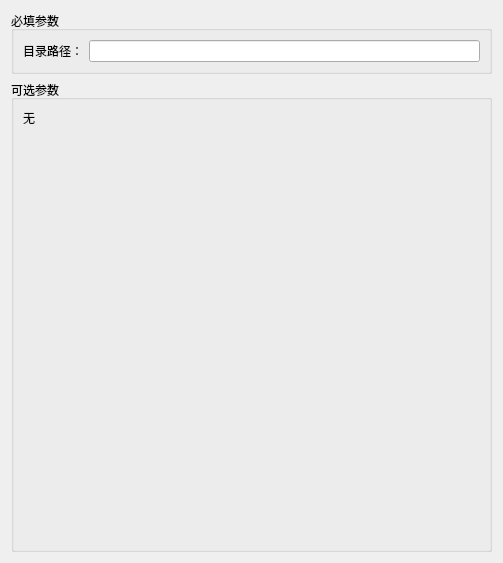
First picture: the form in src/EasyCmd/Commands/dir/DirCmdEditor.ui, repository doasyourself/EasyCmd, before the edit.
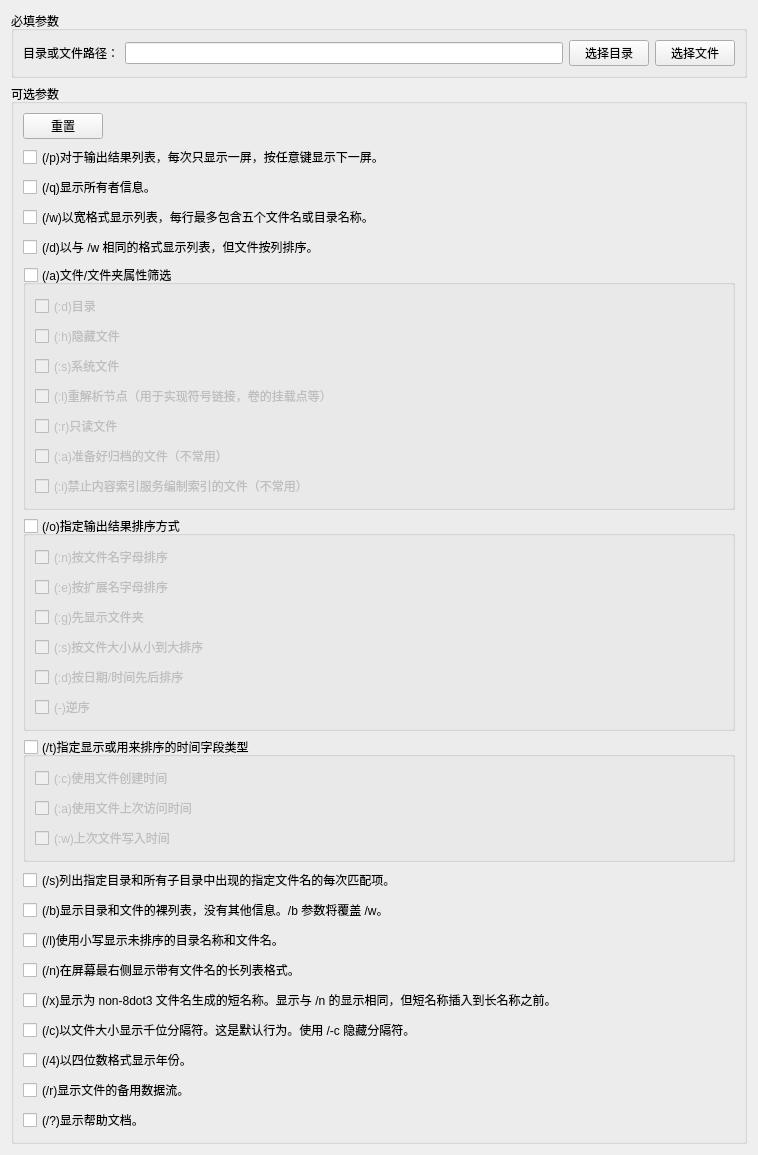
Second picture: the form after the edit.

Diff of the .ui file:
```diff
--- a/src/EasyCmd/Commands/dir/DirCmdEditor.ui
+++ b/src/EasyCmd/Commands/dir/DirCmdEditor.ui
@@ -6,8 +6,8 @@
    <rect>
     <x>0</x>
     <y>0</y>
-    <width>503</width>
-    <height>563</height>
+    <width>758</width>
+    <height>1137</height>
    </rect>
   </property>
   <property name="windowTitle">
@@ -25,14 +25,28 @@
         <item row="0" column="0">
          <widget class="QLabel" name="label">
           <property name="text">
-           <string>目录路径：</string>
+           <string>目录或文件路径：</string>
           </property>
          </widget>
         </item>
         <item row="0" column="1">
          <layout class="QHBoxLayout" name="horizontalLayout">
           <item>
-           <widget class="QLineEdit" name="lineEdit_arg_dirpath"/>
+           <widget class="QLineEdit" name="lineEdit_arg_dirOrFilepath"/>
+          </item>
+          <item>
+           <widget class="QPushButton" name="btn_chooseDirpath">
+            <property name="text">
+             <string>选择目录</string>
+            </property>
+           </widget>
+          </item>
+          <item>
+           <widget class="QPushButton" name="btn_chooseFilepath">
+            <property name="text">
+             <string>选择文件</string>
+            </property>
+           </widget>
           </item>
          </layout>
         </item>
@@ -47,12 +61,415 @@
       <string>可选参数</string>
      </property>
      <layout class="QVBoxLayout" name="verticalLayout_3">
+      <item>
+       <layout class="QHBoxLayout" name="horizontalLayout_10">
+        <property name="topMargin">
+         <number>0</number>
+        </property>
+        <item>
+         <widget class="QPushButton" name="btn_resetOptions">
+          <property name="text">
+           <string>重置</string>
+          </property>
+         </widget>
+        </item>
+        <item>
+         <spacer name="horizontalSpacer_2">
+          <property name="orientation">
+           <enum>Qt::Horizontal</enum>
+          </property>
+          <property name="sizeHint" stdset="0">
+           <size>
+            <width>40</width>
+            <height>20</height>
+           </size>
+          </property>
+         </spacer>
+        </item>
+       </layout>
+      </item>
       <item>
        <layout class="QGridLayout" name="gridLayout_2">
-        <item row="0" column="0">
-         <widget class="QLabel" name="label_2">
+        <property name="topMargin">
+         <number>0</number>
+        </property>
+        <item row="1" column="0">
+         <widget class="QCheckBox" name="chkbox_option_p">
           <property name="text">
-           <string>无</string>
+           <string>(/p)对于输出结果列表，每次只显示一屏，按任意键显示下一屏。</string>
+          </property>
+         </widget>
+        </item>
+       </layout>
+      </item>
+      <item>
+       <layout class="QHBoxLayout" name="horizontalLayout_2">
+        <property name="topMargin">
+         <number>0</number>
+        </property>
+        <item>
+         <widget class="QCheckBox" name="chkbox_option_q">
+          <property name="text">
+           <string>(/q)显示所有者信息。</string>
+          </property>
+         </widget>
+        </item>
+       </layout>
+      </item>
+      <item>
+       <layout class="QHBoxLayout" name="horizontalLayout_3">
+        <property name="topMargin">
+         <number>0</number>
+        </property>
+        <item>
+         <widget class="QCheckBox" name="chkbox_option_w">
+          <property name="text">
+           <string>(/w)以宽格式显示列表，每行最多包含五个文件名或目录名称。</string>
+          </property>
+         </widget>
+        </item>
+       </layout>
+      </item>
+      <item>
+       <layout class="QHBoxLayout" name="horizontalLayout_14">
+        <property name="topMargin">
+         <number>0</number>
+        </property>
+        <item>
+         <widget class="QCheckBox" name="chkbox_option_d">
+          <property name="text">
+           <string>(/d)以与 /w 相同的格式显示列表，但文件按列排序。</string>
+          </property>
+         </widget>
+        </item>
+       </layout>
+      </item>
+      <item>
+       <layout class="QHBoxLayout" name="horizontalLayout_15">
+        <property name="topMargin">
+         <number>0</number>
+        </property>
+        <item>
+         <widget class="QGroupBox" name="groupBox_option_a">
+          <property name="minimumSize">
+           <size>
+            <width>0</width>
+            <height>0</height>
+           </size>
+          </property>
+          <property name="title">
+           <string>(/a)文件/文件夹属性筛选</string>
+          </property>
+          <property name="flat">
+           <bool>true</bool>
+          </property>
+          <property name="checkable">
+           <bool>true</bool>
+          </property>
+          <property name="checked">
+           <bool>false</bool>
+          </property>
+          <layout class="QVBoxLayout" name="verticalLayout_4">
+           <item>
+            <widget class="QCheckBox" name="chkbox_option_a_d">
+             <property name="text">
+              <string>(:d)目录</string>
+             </property>
+            </widget>
+           </item>
+           <item>
+            <widget class="QCheckBox" name="chkbox_option_a_h">
+             <property name="text">
+              <string>(:h)隐藏文件</string>
+             </property>
+            </widget>
+           </item>
+           <item>
+            <widget class="QCheckBox" name="chkbox_option_a_s">
+             <property name="text">
+              <string>(:s)系统文件</string>
+             </property>
+            </widget>
+           </item>
+           <item>
+            <widget class="QCheckBox" name="chkbox_option_a_l">
+             <property name="text">
+              <string>(:l)重解析节点（用于实现符号链接，卷的挂载点等）</string>
+             </property>
+            </widget>
+           </item>
+           <item>
+            <widget class="QCheckBox" name="chkbox_option_a_r">
+             <property name="text">
+              <string>(:r)只读文件</string>
+             </property>
+            </widget>
+           </item>
+           <item>
+            <widget class="QCheckBox" name="chkbox_option_a_a">
+             <property name="text">
+              <string>(:a)准备好归档的文件（不常用）</string>
+             </property>
+            </widget>
+           </item>
+           <item>
+            <widget class="QCheckBox" name="chkbox_option_a_i">
+             <property name="text">
+              <string>(:i)禁止内容索引服务编制索引的文件（不常用）</string>
+             </property>
+            </widget>
+           </item>
+          </layout>
+         </widget>
+        </item>
+       </layout>
+      </item>
+      <item>
+       <layout class="QHBoxLayout" name="horizontalLayout_16">
+        <property name="topMargin">
+         <number>0</number>
+        </property>
+        <item>
+         <widget class="QGroupBox" name="groupBox_option_o">
+          <property name="minimumSize">
+           <size>
+            <width>0</width>
+            <height>0</height>
+           </size>
+          </property>
+          <property name="title">
+           <string>(/o)指定输出结果排序方式</string>
+          </property>
+          <property name="flat">
+           <bool>true</bool>
+          </property>
+          <property name="checkable">
+           <bool>true</bool>
+          </property>
+          <property name="checked">
+           <bool>false</bool>
+          </property>
+          <layout class="QVBoxLayout" name="verticalLayout_5">
+           <item>
+            <widget class="QCheckBox" name="chkbox_option_o_n">
+             <property name="text">
+              <string>(:n)按文件名字母排序</string>
+             </property>
+            </widget>
+           </item>
+           <item>
+            <widget class="QCheckBox" name="chkbox_option_o_e">
+             <property name="text">
+              <string>(:e)按扩展名字母排序</string>
+             </property>
+            </widget>
+           </item>
+           <item>
+            <widget class="QCheckBox" name="chkbox_option_o_g">
+             <property name="text">
+              <string>(:g)先显示文件夹</string>
+             </property>
+            </widget>
+           </item>
+           <item>
+            <widget class="QCheckBox" name="chkbox_option_o_s">
+             <property name="text">
+              <string>(:s)按文件大小从小到大排序</string>
+             </property>
+            </widget>
+           </item>
+           <item>
+            <widget class="QCheckBox" name="chkbox_option_o_d">
+             <property name="text">
+              <string>(:d)按日期/时间先后排序</string>
+             </property>
+            </widget>
+           </item>
+           <item>
+            <widget class="QCheckBox" name="chkbox_option_o_reverse">
+             <property name="text">
+              <string>(-)逆序</string>
+             </property>
+            </widget>
+           </item>
+          </layout>
+         </widget>
+        </item>
+       </layout>
+      </item>
+      <item>
+       <layout class="QHBoxLayout" name="horizontalLayout_17">
+        <property name="topMargin">
+         <number>0</number>
+        </property>
+        <item>
+         <widget class="QGroupBox" name="groupBox_option_t">
+          <property name="minimumSize">
+           <size>
+            <width>0</width>
+            <height>0</height>
+           </size>
+          </property>
+          <property name="title">
+           <string>(/t)指定显示或用来排序的时间字段类型</string>
+          </property>
+          <property name="flat">
+           <bool>true</bool>
+          </property>
+          <property name="checkable">
+           <bool>true</bool>
+          </property>
+          <property name="checked">
+           <bool>false</bool>
+          </property>
+          <layout class="QVBoxLayout" name="verticalLayout_6">
+           <item>
+            <widget class="QCheckBox" name="chkbox_option_t_c">
+             <property name="text">
+              <string>(:c)使用文件创建时间</string>
+             </property>
+            </widget>
+           </item>
+           <item>
+            <widget class="QCheckBox" name="chkbox_option_t_a">
+             <property name="text">
+              <string>(:a)使用文件上次访问时间</string>
+             </property>
+            </widget>
+           </item>
+           <item>
+            <widget class="QCheckBox" name="chkbox_option_t_w">
+             <property name="text">
+              <string>(:w)上次文件写入时间</string>
+             </property>
+            </widget>
+           </item>
+          </layout>
+         </widget>
+        </item>
+       </layout>
+      </item>
+      <item>
+       <layout class="QHBoxLayout" name="horizontalLayout_4">
+        <property name="topMargin">
+         <number>0</number>
+        </property>
+        <item>
+         <widget class="QCheckBox" name="chkbox_option_s">
+          <property name="text">
+           <string>(/s)列出指定目录和所有子目录中出现的指定文件名的每次匹配项。</string>
+          </property>
+         </widget>
+        </item>
+       </layout>
+      </item>
+      <item>
+       <layout class="QHBoxLayout" name="horizontalLayout_5">
+        <property name="topMargin">
+         <number>0</number>
+        </property>
+        <item>
+         <widget class="QCheckBox" name="chkbox_option_b">
+          <property name="text">
+           <string>(/b)显示目录和文件的裸列表，没有其他信息。/b 参数将覆盖 /w。</string>
+          </property>
+         </widget>
+        </item>
+       </layout>
+      </item>
+      <item>
+       <layout class="QHBoxLayout" name="horizontalLayout_6">
+        <property name="topMargin">
+         <number>0</number>
+        </property>
+        <item>
+         <widget class="QCheckBox" name="chkbox_option_l">
+          <property name="text">
+           <string>(/l)使用小写显示未排序的目录名称和文件名。</string>
+          </property>
+         </widget>
+        </item>
+       </layout>
+      </item>
+      <item>
+       <layout class="QHBoxLayout" name="horizontalLayout_7">
+        <property name="topMargin">
+         <number>0</number>
+        </property>
+        <item>
+         <widget class="QCheckBox" name="chkbox_option_n">
+          <property name="text">
+           <string>(/n)在屏幕最右侧显示带有文件名的长列表格式。</string>
+          </property>
+         </widget>
+        </item>
+       </layout>
+      </item>
+      <item>
+       <layout class="QHBoxLayout" name="horizontalLayout_8">
+        <property name="topMargin">
+         <number>0</number>
+        </property>
+        <item>
+         <widget class="QCheckBox" name="chkbox_option_x">
+          <property name="text">
+           <string>(/x)显示为 non-8dot3 文件名生成的短名称。显示与 /n 的显示相同，但短名称插入到长名称之前。</string>
+          </property>
+         </widget>
+        </item>
+       </layout>
+      </item>
+      <item>
+       <layout class="QHBoxLayout" name="horizontalLayout_9">
+        <property name="topMargin">
+         <number>0</number>
+        </property>
+        <item>
+         <widget class="QCheckBox" name="chkbox_option_c">
+          <property name="text">
+           <string>(/c)以文件大小显示千位分隔符。这是默认行为。使用 /-c 隐藏分隔符。</string>
+          </property>
+         </widget>
+        </item>
+       </layout>
+      </item>
+      <item>
+       <layout class="QHBoxLayout" name="horizontalLayout_11">
+        <property name="topMargin">
+         <number>0</number>
+        </property>
+        <item>
+         <widget class="QCheckBox" name="chkbox_option_4">
+          <property name="text">
+           <string>(/4)以四位数格式显示年份。</string>
+          </property>
+         </widget>
+        </item>
+       </layout>
+      </item>
+      <item>
+       <layout class="QHBoxLayout" name="horizontalLayout_12">
+        <property name="topMargin">
+         <number>0</number>
+        </property>
+        <item>
+         <widget class="QCheckBox" name="chkbox_option_r">
+          <property name="text">
+           <string>(/r)显示文件的备用数据流。</string>
+          </property>
+         </widget>
+        </item>
+       </layout>
+      </item>
+      <item>
+       <layout class="QHBoxLayout" name="horizontalLayout_13">
+        <property name="topMargin">
+         <number>0</number>
+        </property>
+        <item>
+         <widget class="QCheckBox" name="chkbox_option_help">
+          <property name="text">
+           <string>(/?)显示帮助文档。</string>
           </property>
          </widget>
         </item>
```
